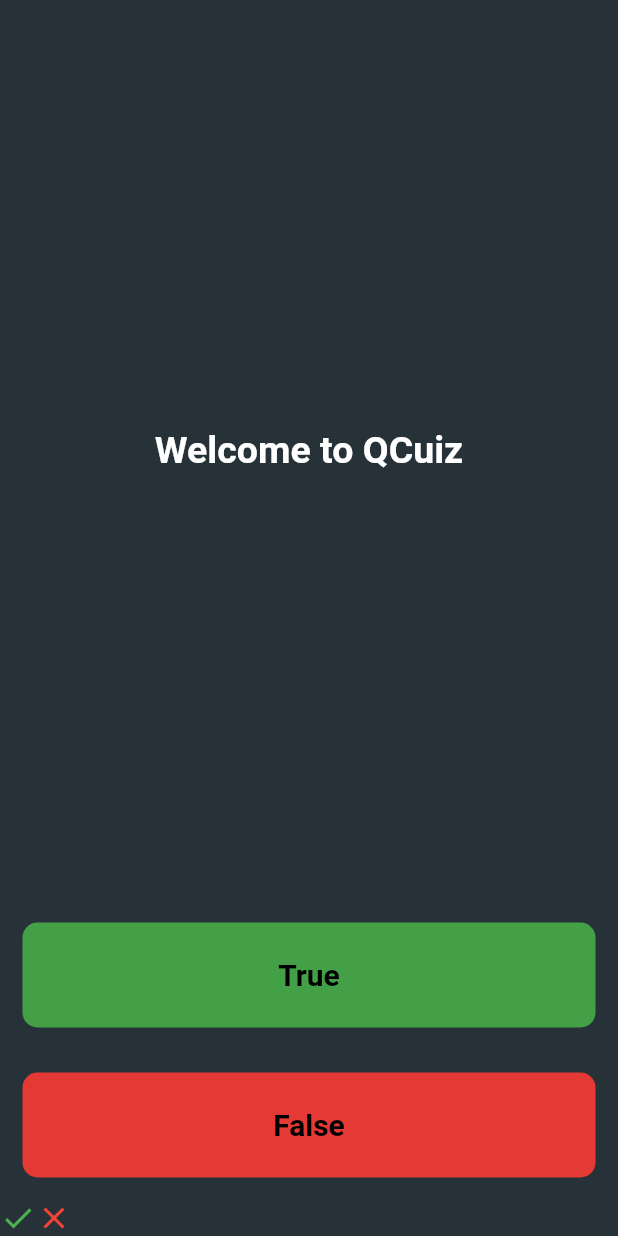
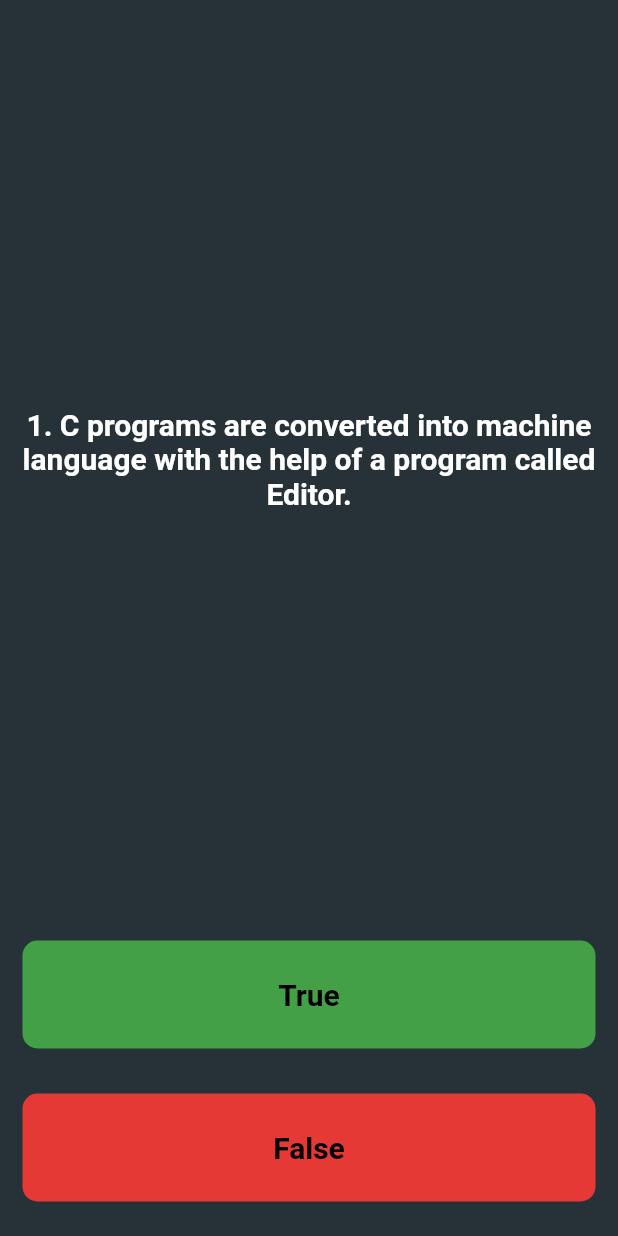
Before and after one commit to Sahill17/QCuiz, a Flutter app: the screen it shows after launch, after a tap on "Start", on a phone screen of 412 x 824 dp. Run offline on Flutter 3.47's test engine with Material 2 defaults, Android fonts, the phone set to English and light mode, and no system bars.

Commit message:
Second commit

```diff
--- a/lib/home_page.dart
+++ b/lib/home_page.dart
@@ -22,7 +22,7 @@ class _HomePageState extends State<HomePage> {
             padding: EdgeInsets.all(8.0),
             child: Center(
               child: Text(
-                "Welcome to QCuiz",
+                'printf("Welcome to QCuiz");',
                 style: TextStyle(
                   fontSize: 25,
                   fontWeight: FontWeight.bold,
--- a/lib/qcuiz_page.dart
+++ b/lib/qcuiz_page.dart
@@ -1,4 +1,7 @@
 import 'package:flutter/material.dart';
+import 'qcuiz_work.dart';
+
+QCuizWork ob = new QCuizWork();
 
 class QCuiz_Page extends StatefulWidget {
   const QCuiz_Page({Key? key}) : super(key: key);
@@ -9,6 +12,8 @@ class QCuiz_Page extends StatefulWidget {
 
 class _QCuiz_PageState extends State<QCuiz_Page> {
   get child => null;
+
+  List<Widget> scoreKeeper = [];
 
   @override
   Widget build(BuildContext context) {
@@ -29,9 +34,9 @@ class _QCuiz_PageState extends State<QCuiz_Page> {
                   padding: EdgeInsets.all(8.0),
                   child: Center(
                     child: Text(
-                      "Welcome to QCuiz",
+                      ob.getQue(),
                       style: TextStyle(
-                        fontSize: 25,
+                        fontSize: 20,
                         fontWeight: FontWeight.bold,
                         color: Colors.white,
                       ),
@@ -55,7 +60,16 @@ class _QCuiz_PageState extends State<QCuiz_Page> {
                           color: Colors.black,
                           fontWeight: FontWeight.bold),
                     ),
-                    onPressed: () {},
+                    onPressed: () {
+                      bool givenAnswer = ob.getans();
+                      if (givenAnswer == true) {
+                        print("yes");
+                      } else
+                        print("no");
+                      setState(() {
+                        ob.getno();
+                      });
+                    },
                   ),
                 ),
               ),
@@ -68,7 +82,7 @@ class _QCuiz_PageState extends State<QCuiz_Page> {
                       borderRadius: BorderRadius.circular(10.0),
                     ),
                     color: Colors.red[600],
-                    child: Text(
+                    child: const Text(
                       "False",
                       style: TextStyle(
                         fontSize: 20,
@@ -76,22 +90,26 @@ class _QCuiz_PageState extends State<QCuiz_Page> {
                         fontWeight: FontWeight.bold,
                       ),
                     ),
-                    onPressed: () {},
+                    onPressed: () {
+                      bool givenAnswer = ob.getans();
+                      if (givenAnswer == false) {
+                        print("yes");
+                      } else
+                        print("no");
+                      setState(() {
+                        ob.getno();
+                      });
+                    },
                   ),
                 ),
               ),
               //Row here as a score keeper
-              Row(
-                children: [
-                  Icon(
-                    Icons.check,
-                    color: Colors.green,
-                  ),
-                  Icon(
-                    color: Colors.red,
-                    Icons.close,
-                  ),
-                ],
+              Padding(
+                padding:
+                    const EdgeInsets.only(left: 8.0, right: 8.0, bottom: 8.0),
+                child: Row(
+                  children: scoreKeeper,
+                ),
               ),
             ],
           ),
--- /dev/null
+++ b/lib/qcuiz_work.dart
@@ -0,0 +1,42 @@
+import 'Questions.dart';
+
+class QCuizWork {
+  int _onQuestion = 0;
+
+  final List<Questions> _QuestionBank = [
+    Questions(
+        "1. C programs are converted into machine language with the help of a program called Editor.",
+        false),
+    Questions("2. Spaces and commas are allowed in a variable name.", false),
+    Questions(
+        "3. The maximum value that an integer constant can have varies from one compiler to another.",
+        true),
+    Questions(
+        "4. A real constant in C can be expressed in both Fractional and Exponential forms.",
+        true),
+    Questions(
+        "5. Only character or integer can be used in switch statement.", false),
+    Questions("6. The return type of malloc function is void.", false),
+    Questions("7. #define is known as preprocessor compiler directive.", true),
+    Questions("8. Algorithm is the graphical representation of logic.", false),
+    Questions("9. sizeof( ) is a function that returns the size of a variable.",
+        false),
+    Questions(
+        "10. The ++ operator increments the operand by 1, whereas, the -- operator decrements it by 1.",
+        true)
+  ];
+
+  void getno() {
+    if (_onQuestion < _QuestionBank.length - 1) {
+      _onQuestion++;
+    }
+  }
+
+  String getQue() {
+    return _QuestionBank[_onQuestion].Que;
+  }
+
+  bool getans() {
+    return _QuestionBank[_onQuestion].Answers;
+  }
+}
--- /dev/null
+++ b/lib/questions.dart
@@ -0,0 +1,8 @@
+class Questions {
+  final String Que;
+  final bool Answers;
+
+  Questions(this.Que, this.Answers) {}
+}
+
+// ignore: camel_case_types
```
